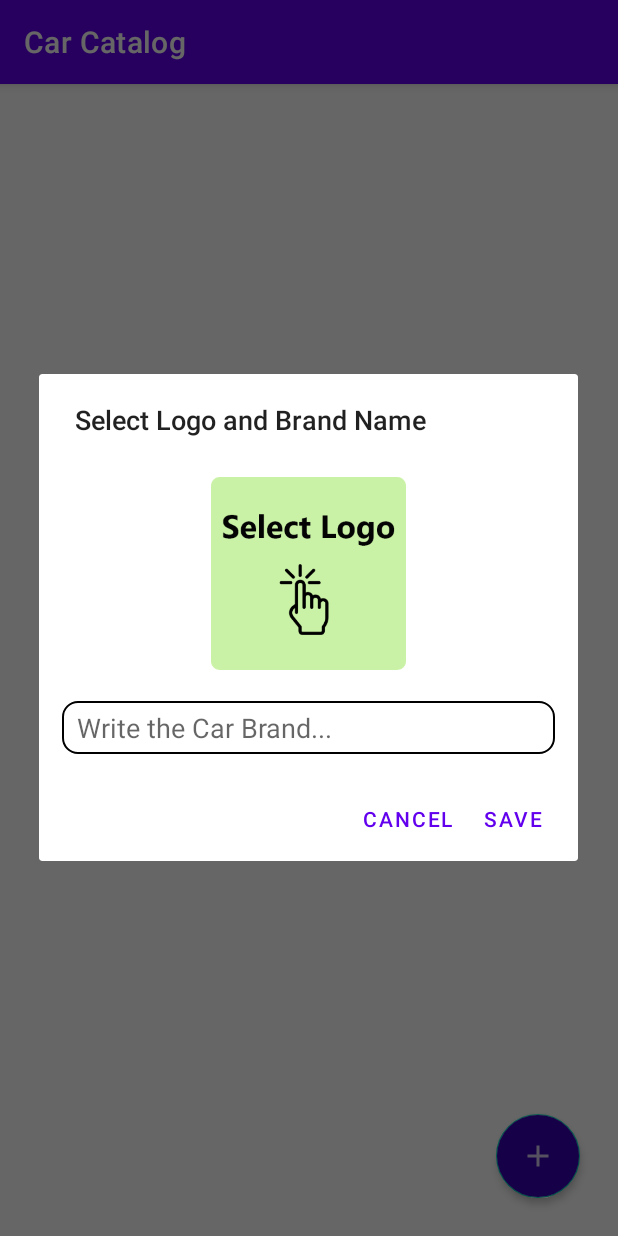
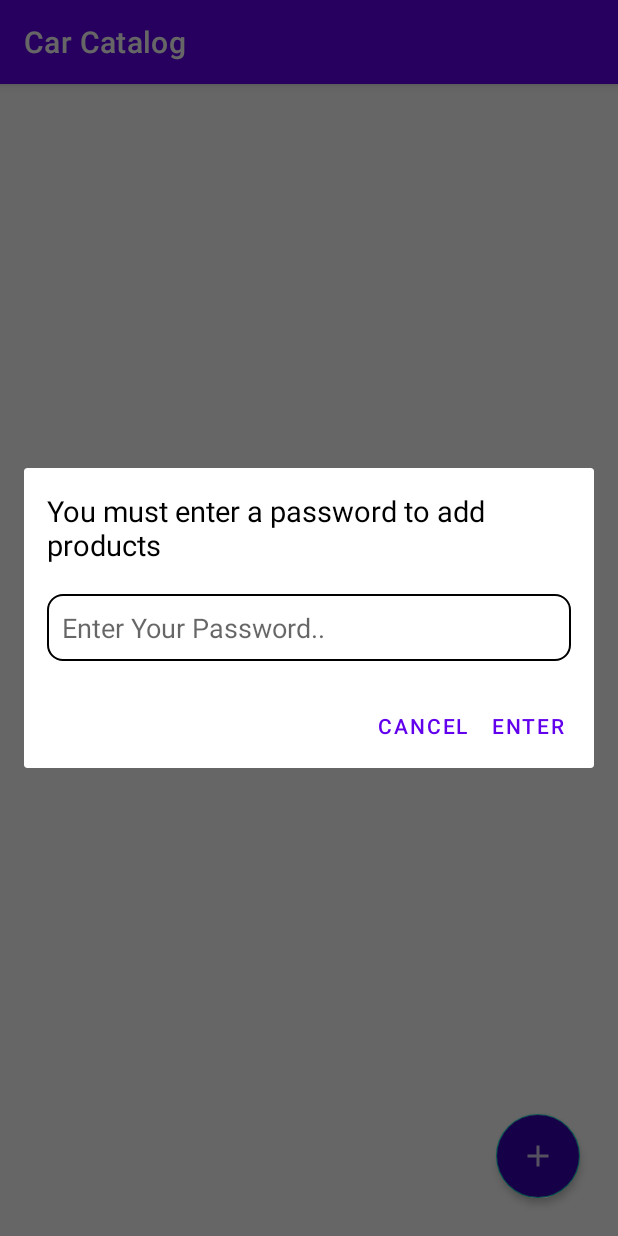
Before and after one commit to ruchanokal/CarCatalog, an Android app: the screen it shows after launch (MainActivity), after a tap on an icon or button, on a phone screen of 412 x 824 dp. Run offline under Robolectric (Android 15) with nearby library versions, the phone set to English and light mode, and no system bars; our stand-ins replace Firebase (no records; nobody signed in at launch, a user with empty details on screens opened directly); libraries missing offline, so code that uses them is left out: com.skydoves.balloon; Roboto replaces fonts that are not available here.

Commit message:
- Added Password Dialog (Authorized) - Disabled Night Mode

```diff
--- a/app/src/main/java/com/ruchanokal/carcatalog/activity/MainActivity.kt
+++ b/app/src/main/java/com/ruchanokal/carcatalog/activity/MainActivity.kt
@@ -4,6 +4,7 @@ import androidx.appcompat.app.AppCompatActivity
 import android.os.Bundle
 import android.widget.LinearLayout
 import android.widget.Toast
+import androidx.appcompat.app.AppCompatDelegate
 import androidx.appcompat.widget.LinearLayoutCompat
 import androidx.cardview.widget.CardView
 import androidx.core.content.ContextCompat
@@ -20,6 +21,7 @@ class MainActivity : AppCompatActivity() {
 
     override fun onCreate(savedInstanceState: Bundle?) {
         super.onCreate(savedInstanceState)
+        AppCompatDelegate.setDefaultNightMode(AppCompatDelegate.MODE_NIGHT_NO);
         binding = ActivityMainBinding.inflate(layoutInflater)
         val view = binding!!.root
         setContentView(view)
--- a/app/src/main/java/com/ruchanokal/carcatalog/fragment/CarsFragment.kt
+++ b/app/src/main/java/com/ruchanokal/carcatalog/fragment/CarsFragment.kt
@@ -25,8 +25,12 @@ import androidx.core.content.ContextCompat
 import androidx.fragment.app.Fragment
 import androidx.recyclerview.widget.LinearLayoutManager
 import com.google.android.material.snackbar.Snackbar
+import com.google.firebase.firestore.FirebaseFirestore
+import com.google.firebase.firestore.ktx.firestore
+import com.google.firebase.ktx.Firebase
 import com.ruchanokal.carcatalog.R
 import com.ruchanokal.carcatalog.adapter.CarAdapter
+import com.ruchanokal.carcatalog.databinding.AuthorizedDialogBinding
 import com.ruchanokal.carcatalog.databinding.FragmentCarsBinding
 import com.ruchanokal.carcatalog.databinding.LayoutDialogBinding
 import com.ruchanokal.carcatalog.model.Car
@@ -37,13 +41,15 @@ class CarsFragment : Fragment() {
 
     private var binding : FragmentCarsBinding? = null
     private var binding2 : LayoutDialogBinding? = null
+    private var binding3 : AuthorizedDialogBinding? = null
     var selectedBitmap : Bitmap? = null
     private lateinit var carList : ArrayList<Car>
     var uri : Uri? = null
     private lateinit var carAdapter : CarAdapter
     private lateinit var permissionLauncher : ActivityResultLauncher<String>
     private lateinit var activityResultLauncher: ActivityResultLauncher<Intent>
-
+    private lateinit var db : FirebaseFirestore
+    var password : Long = 0
 
     override fun onCreate(savedInstanceState: Bundle?) {
         super.onCreate(savedInstanceState)
@@ -69,6 +75,8 @@ class CarsFragment : Fragment() {
     override fun onResume() {
         super.onResume()
         println("onResume")
+
+        db = Firebase.firestore
 
         carList = ArrayList()
         carAdapter = CarAdapter(carList)
@@ -113,9 +121,62 @@ class CarsFragment : Fragment() {
 
         binding!!.fab1.setOnClickListener {
 
-            openDialog()
+
+            openAuthorizedDialog()
 
         }
+    }
+
+    private fun openAuthorizedDialog() {
+
+        val builder = AlertDialog.Builder(requireActivity())
+        binding3 = AuthorizedDialogBinding.inflate(layoutInflater)
+
+
+
+        builder.setView(binding3!!.root)
+            .setNegativeButton(requireActivity().resources.getString(R.string.cancel), DialogInterface.OnClickListener { dialog, which ->
+
+            }).setPositiveButton(requireActivity().resources.getString(R.string.enter), DialogInterface.OnClickListener { dialog, which ->
+
+                val enteredPassword = binding3!!.passwordText.text.toString()
+
+                db.collection("password").addSnapshotListener { value, error ->
+
+                    if (value != null){
+
+                        if (!value.isEmpty){
+
+                            val documents = value.documents
+
+                            for (document in documents){
+
+                                password = document.getLong("password")!!
+
+                            }
+
+
+                            if (enteredPassword.toLong() == password){
+                                openDialog()
+                            } else{
+                                Toast.makeText(requireContext(),requireActivity().resources.getString(R.string.wrong_password),Toast.LENGTH_SHORT).show()
+                            }
+
+                        }
+                    }
+
+                }
+
+
+            })
+
+
+
+
+
+
+        builder.create().show()
+
     }
 
     override fun onPause() {
--- /dev/null
+++ b/app/src/main/res/layout/authorized_dialog.xml
@@ -0,0 +1,31 @@
+<?xml version="1.0" encoding="utf-8"?>
+<LinearLayout
+    xmlns:android="http://schemas.android.com/apk/res/android"
+    android:layout_width="match_parent"
+    android:layout_height="match_parent"
+    android:orientation="vertical"
+    android:padding="15dp">
+
+    <TextView
+        android:layout_width="wrap_content"
+        android:layout_height="wrap_content"
+        android:textColor="@color/black"
+        android:textSize="19sp"
+        android:layout_gravity="center"
+        android:text="@string/you_must_enter_password"/>
+
+    <EditText
+        android:id="@+id/passwordText"
+        android:paddingHorizontal="10dp"
+        android:paddingVertical="10dp"
+        android:background="@drawable/textview_bg"
+        android:layout_marginTop="20dp"
+        android:layout_width="match_parent"
+        android:layout_height="wrap_content"
+        android:hint="@string/enter_your_password"
+        android:textColor="#0A2457"
+        android:inputType="numberPassword"
+        android:layout_gravity="center"
+        android:textSize="18sp"/>
+
+</LinearLayout>
--- a/app/src/main/res/values-night/themes.xml
+++ b/app/src/main/res/values-night/themes.xml
@@ -1,13 +1,13 @@
 <resources xmlns:tools="http://schemas.android.com/tools">
     <!-- Base application theme. -->
-    <style name="Theme.CarCatalog" parent="Theme.MaterialComponents.DayNight.NoActionBar">
+    <style name="Theme.CarCatalog" parent="Theme.MaterialComponents.Light.NoActionBar">
         <!-- Primary brand color. -->
-        <item name="colorPrimary">@color/purple_200</item>
+        <item name="colorPrimary">@color/purple_500</item>
         <item name="colorPrimaryVariant">@color/purple_700</item>
-        <item name="colorOnPrimary">@color/black</item>
+        <item name="colorOnPrimary">@color/white</item>
         <!-- Secondary brand color. -->
         <item name="colorSecondary">@color/teal_200</item>
-        <item name="colorSecondaryVariant">@color/teal_200</item>
+        <item name="colorSecondaryVariant">@color/teal_700</item>
         <item name="colorOnSecondary">@color/black</item>
         <!-- Status bar color. -->
         <item name="android:statusBarColor" tools:targetApi="l">?attr/colorPrimaryVariant</item>
--- /dev/null
+++ b/app/src/main/res/values-v29/themes.xml
@@ -0,0 +1,18 @@
+<?xml version="1.0" encoding="utf-8"?>
+<resources xmlns:tools="http://schemas.android.com/tools">
+
+    <style name="Theme.CarCatalog" parent="Theme.MaterialComponents.Light.NoActionBar">
+        <!-- Primary brand color. -->
+        <item name="android:forceDarkAllowed">false</item>
+        <item name="colorPrimary">@color/purple_500</item>
+        <item name="colorPrimaryVariant">@color/purple_700</item>
+        <item name="colorOnPrimary">@color/white</item>
+        <!-- Secondary brand color. -->
+        <item name="colorSecondary">@color/teal_200</item>
+        <item name="colorSecondaryVariant">@color/teal_700</item>
+        <item name="colorOnSecondary">@color/black</item>
+        <!-- Status bar color. -->
+        <item name="android:statusBarColor" tools:targetApi="l">?attr/colorPrimaryVariant</item>
+        <!-- Customize your theme here. -->
+    </style>
+</resources>
--- a/app/src/main/res/values/strings.xml
+++ b/app/src/main/res/values/strings.xml
@@ -15,8 +15,8 @@
     <string name="cancel">Cancel</string>
     <string name="write_the_car_brand">Write the Car Brand...</string>
     <string name="write_the_car_model">Write the Car Model...</string>
-    <string name="delete">Delete </string>
-    <string name="models"> Models</string>
+    <string name="delete">"Delete "</string>
+    <string name="models">" Models"</string>
     <string name="car_models">Car Models</string>
     <string name="car_catalog">Car Catalog</string>
     <string name="car_details">Car Details</string>
@@ -25,5 +25,9 @@
     <string name="permission_needed">Permission Needed!</string>
     <string name="give_permission">Give Permission</string>
     <string name="select_logo_and_brand_name">Select Logo and Brand Name</string>
+    <string name="enter_your_password">Enter Your Password..</string>
+    <string name="you_must_enter_password">You must enter a password to add products</string>
+    <string name="enter">Enter</string>
+    <string name="wrong_password">Wrong Password!</string>
 
 </resources>
--- a/app/src/main/res/values/themes.xml
+++ b/app/src/main/res/values/themes.xml
@@ -1,6 +1,6 @@
 <resources xmlns:tools="http://schemas.android.com/tools">
     <!-- Base application theme. -->
-    <style name="Theme.CarCatalog" parent="Theme.MaterialComponents.DayNight.NoActionBar">
+    <style name="Theme.CarCatalog" parent="Theme.MaterialComponents.Light.NoActionBar">
         <!-- Primary brand color. -->
         <item name="colorPrimary">@color/purple_500</item>
         <item name="colorPrimaryVariant">@color/purple_700</item>
```
Also changed, not shown: 3 other files.
